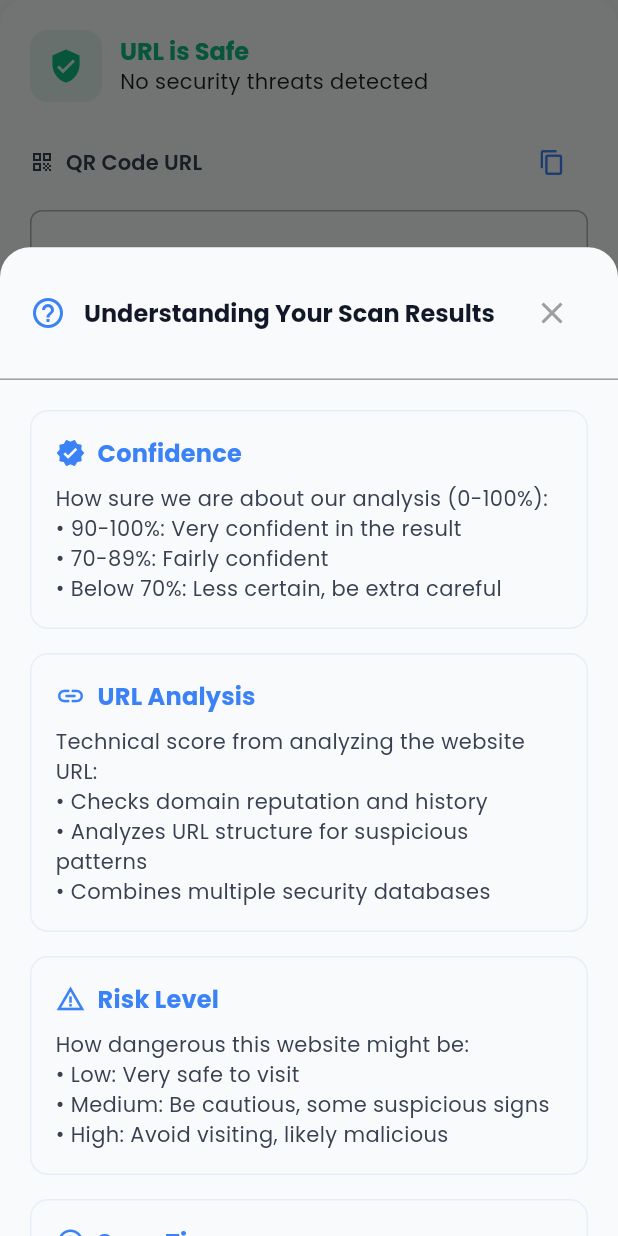
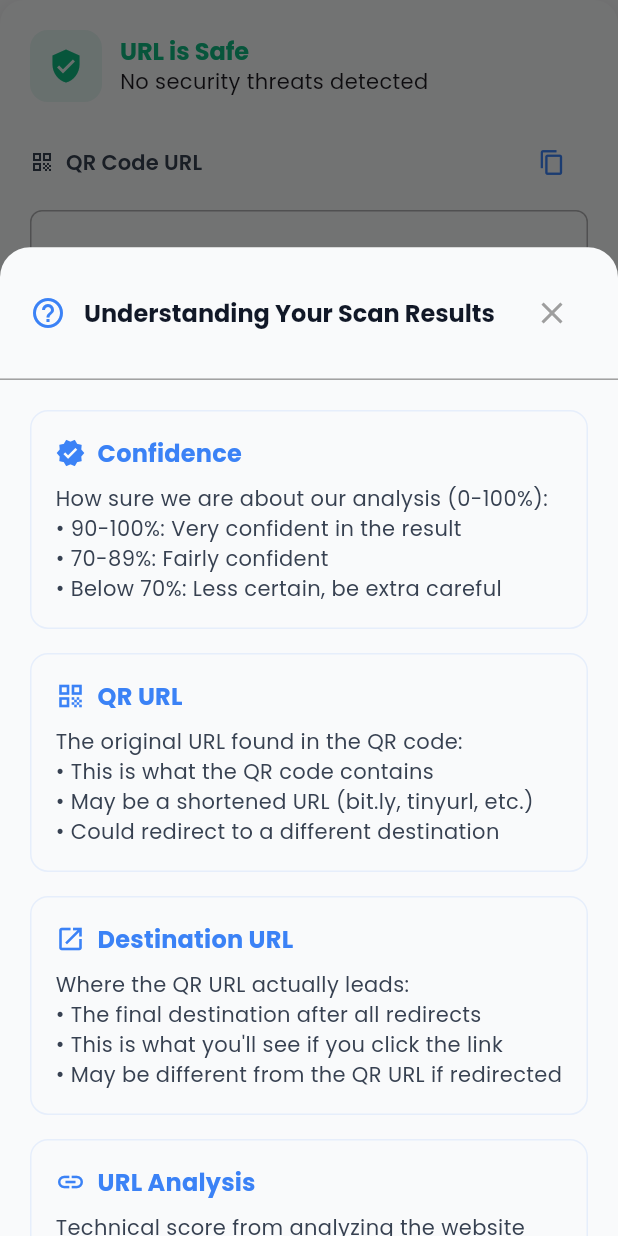
Before and after one commit to AlquimiaStudio/phishpop-v1, a Flutter app: the QrUrlResultCard widget shown alone on an empty page, opened directly with empty values, after a tap on "What does this mean?", on a phone screen of 412 x 824 dp. Run offline on Flutter 3.47's test engine with Material 3 defaults, Android fonts, the phone set to English and light mode, and no system bars; drawn by our look-alikes of flutter_animate; our stand-ins replace dio, font_awesome_flutter, google_fonts, image_picker; missing offline and left inert: mobile_scanner.

Commit message:
Changes Cards Analysis

```diff
--- a/lib/helpers/generals.dart
+++ b/lib/helpers/generals.dart
@@ -321,6 +321,71 @@ List<Map<String, dynamic>> getTextAnalysisExplanations() {
   ];
 }
 
+List<Map<String, dynamic>> getQrUrlAnalysisExplanations() {
+  return [
+    {
+      'title': 'Confidence',
+      'icon': Icons.verified,
+      'explanation':
+          'How sure we are about our analysis (0-100%):\n• 90-100%: Very confident in the result\n• 70-89%: Fairly confident\n• Below 70%: Less certain, be extra careful',
+    },
+    {
+      'title': 'QR URL',
+      'icon': Icons.qr_code,
+      'explanation':
+          'The original URL found in the QR code:\n• This is what the QR code contains\n• May be a shortened URL (bit.ly, tinyurl, etc.)\n• Could redirect to a different destination',
+    },
+    {
+      'title': 'Destination URL',
+      'icon': Icons.open_in_new,
+      'explanation':
+          'Where the QR URL actually leads:\n• The final destination after all redirects\n• This is what you\'ll see if you click the link\n• May be different from the QR URL if redirected',
+    },
+    {
+      'title': 'URL Analysis',
+      'icon': Icons.link,
+      'explanation':
+          'Technical score from analyzing the website URL:\n• Checks domain reputation and history\n• Analyzes URL structure for suspicious patterns\n• Combines multiple security databases',
+    },
+    {
+      'title': 'Risk Level',
+      'icon': Icons.warning_amber,
+      'explanation':
+          'How dangerous this website might be:\n• Low: Very safe to visit\n• Medium: Be cautious, some suspicious signs\n• High: Avoid visiting, likely malicious',
+    },
+    {
+      'title': 'Scan Time',
+      'icon': Icons.schedule,
+      'explanation':
+          'When we analyzed this QR URL:\n• Shows the date and time of analysis\n• Recent scans are more reliable\n• Helps track when threats were detected',
+    },
+    {
+      'title': 'Processing',
+      'icon': Icons.timer,
+      'explanation':
+          'How long the analysis took:\n• Measured in milliseconds (ms)\n• Complex URLs take longer to verify\n• Typical range: 200-3000ms',
+    },
+    {
+      'title': 'Scan Type',
+      'icon': Icons.category,
+      'explanation':
+          'What kind of content was analyzed:\n• QR: QR code URL analysis\n• Real-time: Live threat detection\n• Redirect analysis included',
+    },
+    {
+      'title': 'Classification',
+      'icon': Icons.label,
+      'explanation':
+          'What type of website this is:\n• Legitimate: Safe, trusted website\n• Suspicious: Potentially harmful content\n• Phishing: Trying to steal passwords/info\n• Malware: Contains malicious software',
+    },
+    {
+      'title': 'Flagged Issues',
+      'icon': Icons.flag,
+      'explanation':
+          'Specific problems found with the QR URL:\n• Suspicious domain or subdomain\n• URL shortener detected\n• Redirects to suspicious domains\n• SSL certificate issues',
+    },
+  ];
+}
+
 List<Map<String, dynamic>> getUrlAnalysisExplanations() {
   return [
     {
--- a/lib/widgets/summary/qr/qr_scan_card_url_metrics.dart
+++ b/lib/widgets/summary/qr/qr_scan_card_url_metrics.dart
@@ -1,6 +1,7 @@
 import 'package:flutter/material.dart';
 import 'package:flutter_animate/flutter_animate.dart';
 
+import '../../../helpers/helpers.dart';
 import '../../../models/models.dart';
 import '../../../theme/theme.dart';
 
@@ -22,95 +23,69 @@ class QrScanCardUrlMetrics extends StatelessWidget {
           ),
         ),
         const SizedBox(height: 12),
-        Container(
-          width: double.infinity,
-          padding: const EdgeInsets.all(16),
-          decoration: BoxDecoration(
-            color: Theme.of(context).cardColor,
-            border: Border.all(
-              color: Theme.of(context).dividerColor.withValues(alpha: 0.3),
-            ),
-            borderRadius: BorderRadius.circular(8),
-          ),
-          child: Row(
+        Row(
           children: [
             Expanded(
-                child: _buildMetric(
+              child: _buildMetricCard(
+                context,
+                'Url Analysis',
+                '${(result.urlAnalysisScore * 100).toInt()}%',
+                Icons.link,
+                getCardColor(result.result.name),
+              ),
+            ),
+            const SizedBox(width: 12),
+            Expanded(
+              child: _buildMetricCard(
                 context,
                 'Risk Level',
-                  result.riskLevel.name.toUpperCase(),
-                  _getRiskLevelColor(result.riskLevel),
+                result.riskLevel.name.capitalize(),
                 Icons.security,
-                ),
-              ),
-              Container(
-                width: 1,
-                height: 40,
-                color: Theme.of(context).dividerColor.withValues(alpha: 0.3),
-              ),
-              Expanded(
-                child: _buildMetric(
-                  context,
-                  'Analysis Score',
-                  '${(result.urlAnalysisScore * 100).toInt()}%',
-                  _getScoreColor(result.urlAnalysisScore),
-                  Icons.analytics,
+                getCardColor(result.result.name),
               ),
             ),
           ],
-          ),
         ),
       ],
     ).animate().fadeIn(delay: 400.ms);
   }
 
-  Widget _buildMetric(
+  Widget _buildMetricCard(
     BuildContext context,
-    String label,
+    String title,
     String value,
+    IconData icon,
     Color color,
-    IconData icon,
   ) {
-    return Column(
+    return Container(
+      padding: const EdgeInsets.all(12),
+      decoration: BoxDecoration(
+        color: color.withValues(alpha: 0.1),
+        borderRadius: BorderRadius.circular(8),
+        border: Border.all(color: color.withValues(alpha: 0.3), width: 1),
+      ),
+      child: Column(
         children: [
           Icon(icon, size: 20, color: color),
+          const SizedBox(height: 8),
+          Text(
+            title,
+            style: Theme.of(
+              context,
+            ).textTheme.bodySmall?.copyWith(color: AppColors.lightText),
+            textAlign: TextAlign.center,
+          ),
           const SizedBox(height: 4),
           Text(
-          label,
-          style: Theme.of(
-            context,
-          ).textTheme.bodySmall?.copyWith(color: AppColors.mediumText),
-          textAlign: TextAlign.center,
-        ),
-        const SizedBox(height: 2),
-        Text(
             value,
-          style: Theme.of(context).textTheme.labelMedium?.copyWith(
-            fontWeight: FontWeight.w600,
+            style: Theme.of(context).textTheme.titleSmall?.copyWith(
               color: color,
+              fontWeight: FontWeight.bold,
             ),
             textAlign: TextAlign.center,
           ),
         ],
+      ),
     );
   }
-
-  Color _getRiskLevelColor(RiskLevel riskLevel) {
-    switch (riskLevel) {
-      case RiskLevel.low:
-        return AppColors.successColor;
-      case RiskLevel.medium:
-        return AppColors.warningColor;
-      case RiskLevel.high:
-        return AppColors.dangerColor;
-      case RiskLevel.critical:
-        return AppColors.dangerColor;
 }
-  }
-
-  Color _getScoreColor(double score) {
-    if (score >= 0.8) return AppColors.successColor;
-    if (score >= 0.6) return AppColors.warningColor;
-    return AppColors.dangerColor;
-  }
-}
--- a/lib/widgets/summary/qr/qr_scan_card_urls.dart
+++ b/lib/widgets/summary/qr/qr_scan_card_urls.dart
@@ -70,9 +70,9 @@ class QrScanCardUrls extends StatelessWidget {
           ),
           child: Text(
             url,
-            style: Theme.of(context).textTheme.bodyMedium?.copyWith(
-              fontFamily: 'monospace',
-            ),
+            style: Theme.of(
+              context,
+            ).textTheme.bodyMedium?.copyWith(fontFamily: 'monospace'),
             maxLines: 3,
             overflow: TextOverflow.ellipsis,
           ),
--- a/lib/widgets/summary/qr/qr_url_result_card.dart
+++ b/lib/widgets/summary/qr/qr_url_result_card.dart
@@ -61,7 +61,7 @@ class QrUrlResultCard extends StatelessWidget {
           Center(
             child: OutlinedButton.icon(
               onPressed: () =>
-                  showExplanationModal(context, getUrlAnalysisExplanations),
+                  showExplanationModal(context, getQrUrlAnalysisExplanations),
               icon: Icon(Icons.help_outline, size: 18),
               label: Text('What does this mean?'),
               style: OutlinedButton.styleFrom(
--- a/lib/widgets/summary/url/scandCardUrl/scan_card_url_metrics.dart
+++ b/lib/widgets/summary/url/scandCardUrl/scan_card_url_metrics.dart
@@ -30,7 +30,7 @@ class ScanCardUrlMetrics extends StatelessWidget {
                 context,
                 'Url Analysis',
                 '${(result.urlAnalysisScore * 100).round()}%',
-                Icons.text_fields,
+                Icons.link,
                 getCardColor(result.result),
               ),
             ),
```
Lines whose indentation alone changed are shown as unchanged.
